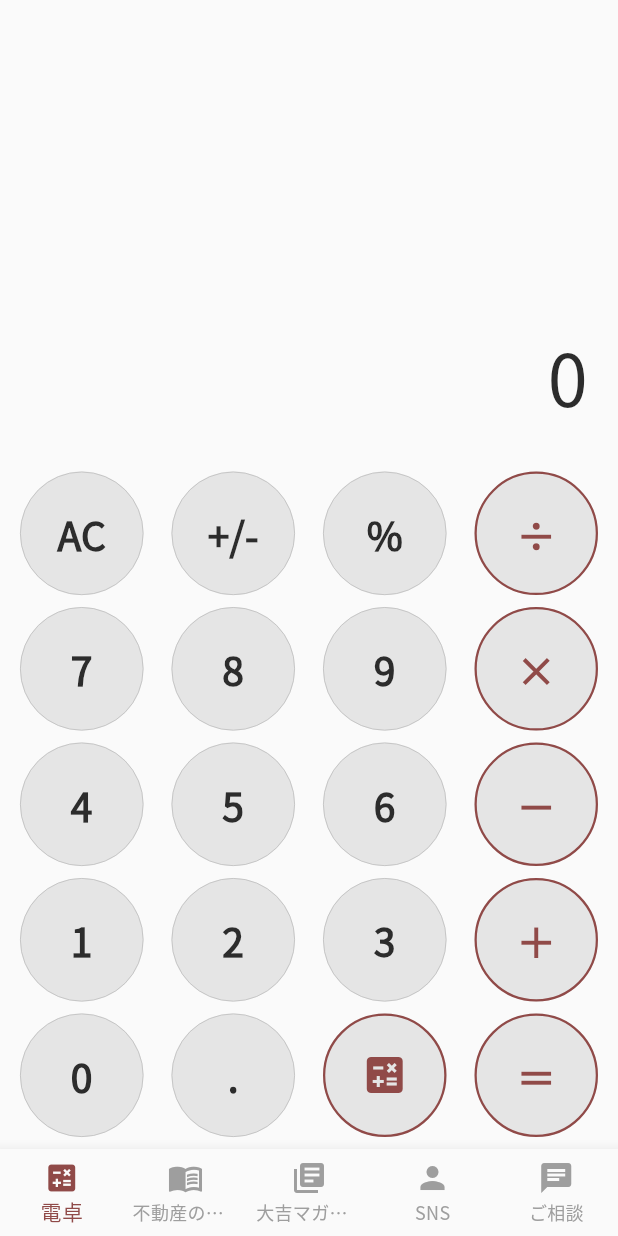
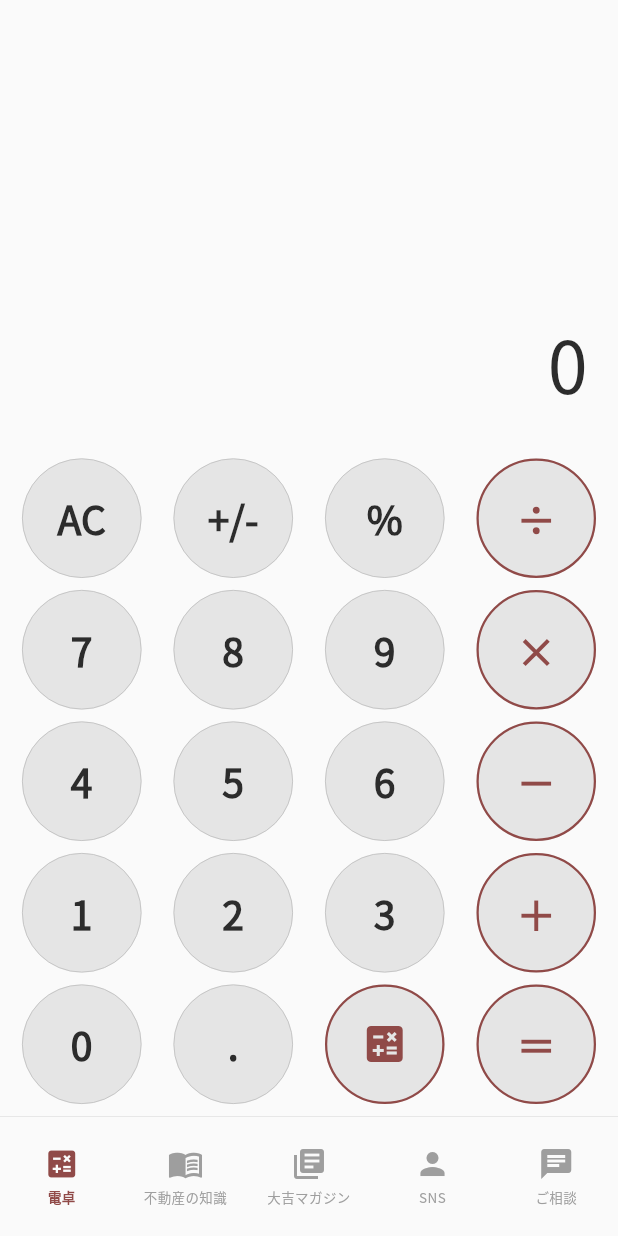
Before and after one commit to sekiguchimend/loan-simulation, a Flutter app: the screen it shows after launch, on a phone screen of 412 x 824 dp. Run offline on Flutter 3.47's test engine with Material 3 defaults, Android fonts, the phone set to English and light mode, and no system bars; our stand-ins replace cached_network_image, flutter_hooks, google_fonts, hooks_riverpod, supabase_flutter; accounts and stored records are empty.

Commit message:
フッター等の改善

```diff
--- a/lib/home.dart
+++ b/lib/home.dart
@@ -28,37 +28,84 @@ class HomePage extends HookConsumerWidget {
 
     return Scaffold(
       body: pages[selectedIndex.value],
-      bottomNavigationBar: BottomNavigationBar(
-        type: BottomNavigationBarType.fixed,
-        currentIndex: selectedIndex.value,
+      bottomNavigationBar: CustomBottomNavigationBar(
+        selectedIndex: selectedIndex.value,
         onTap: (index) {
           selectedIndex.value = index;
         },
-        selectedItemColor: Theme.of(context).colorScheme.primary,
-        unselectedItemColor: Colors.grey,
-        items: const [
-          BottomNavigationBarItem(
-            icon: Icon(Icons.calculate),
-            label: '電卓',
-          ),
-          BottomNavigationBarItem(
-            icon: Icon(Icons.menu_book),
-            label: '不動産の知識',
-          ),
-          BottomNavigationBarItem(
-            icon: Icon(Icons.library_books),
-            label: '大吉マガジン',
-          ),
-          BottomNavigationBarItem(
-            icon: Icon(Icons.person),
-            label: 'SNS',
-          ),
-          BottomNavigationBarItem(
-            icon: Icon(Icons.chat),
-            label: 'ご相談',
-          ),
-        ],
       ),
     );
   }
 }
+
+class CustomBottomNavigationBar extends StatelessWidget {
+  final int selectedIndex;
+  final Function(int) onTap;
+
+  const CustomBottomNavigationBar({
+    Key? key,
+    required this.selectedIndex,
+    required this.onTap,
+  }) : super(key: key);
+
+  @override
+  Widget build(BuildContext context) {
+    final items = [
+      {'icon': Icons.calculate, 'label': '電卓'},
+      {'icon': Icons.menu_book, 'label': '不動産の知識'},
+      {'icon': Icons.library_books, 'label': '大吉マガジン'},
+      {'icon': Icons.person, 'label': 'SNS'},
+      {'icon': Icons.chat, 'label': 'ご相談'},
+    ];
+
+    return Container(
+      height: 80,
+      decoration: BoxDecoration(
+        color: Theme.of(context).scaffoldBackgroundColor,
+        border: Border(
+          top: BorderSide(
+            color: Colors.grey.shade300,
+            width: 0.5,
+          ),
+        ),
+      ),
+      child: Row(
+        children: List.generate(items.length, (index) {
+          final isSelected = index == selectedIndex;
+          final item = items[index];
+
+          return Expanded(
+            child: InkWell(
+              onTap: () => onTap(index),
+              child: Column(
+                mainAxisAlignment: MainAxisAlignment.center,
+                children: [
+                  Icon(
+                    item['icon'] as IconData,
+                    color: isSelected
+                        ? Theme.of(context).colorScheme.primary
+                        : Colors.grey,
+                    size: 24,
+                  ),
+                  SizedBox(height: 4),
+                  Text(
+                    item['label'] as String,
+                    style: TextStyle(
+                      fontSize: 9, // 少し小さめに
+                      color: isSelected
+                          ? Theme.of(context).colorScheme.primary
+                          : Colors.grey,
+                      fontWeight: isSelected ? FontWeight.w600 : FontWeight.normal,
+                    ),
+                    textAlign: TextAlign.center,
+                    maxLines: 2, // 最大2行まで許可
+                  ),
+                ],
+              ),
+            ),
+          );
+        }),
+      ),
+    );
+  }
+}
--- a/lib/pages/magazine/widgets/blog_card_widget.dart
+++ b/lib/pages/magazine/widgets/blog_card_widget.dart
@@ -83,7 +83,7 @@ class BlogCardWidget extends StatelessWidget {
                           style: TextStyle(
                             fontSize: 12,
                             fontWeight: FontWeight.bold,
-                            color: Colors.grey[600],
+                            color: Colors.black87,
                           ),
                         ),
 
```
Also changed, not shown: lib/pages/knowleage/knowleage_screen.dart (+21 -0 lines), lib/pages/magazine/magazine_screen.dart (+22 -1 lines).
